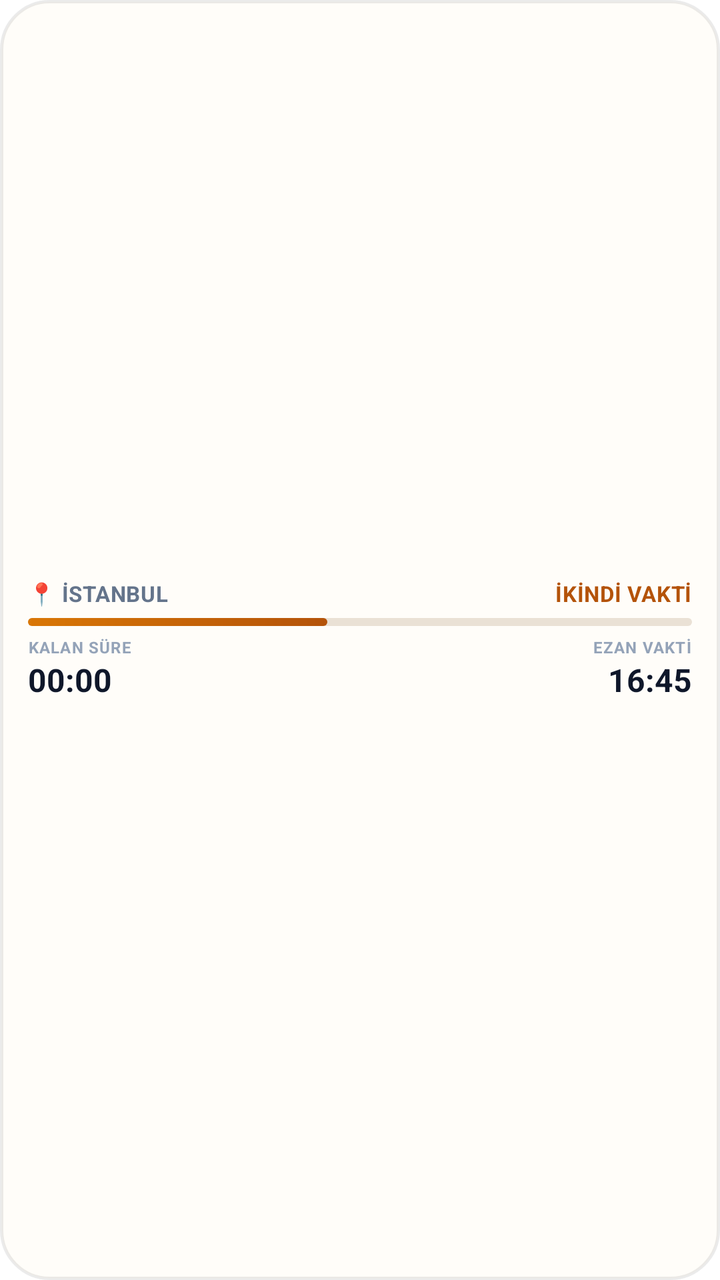
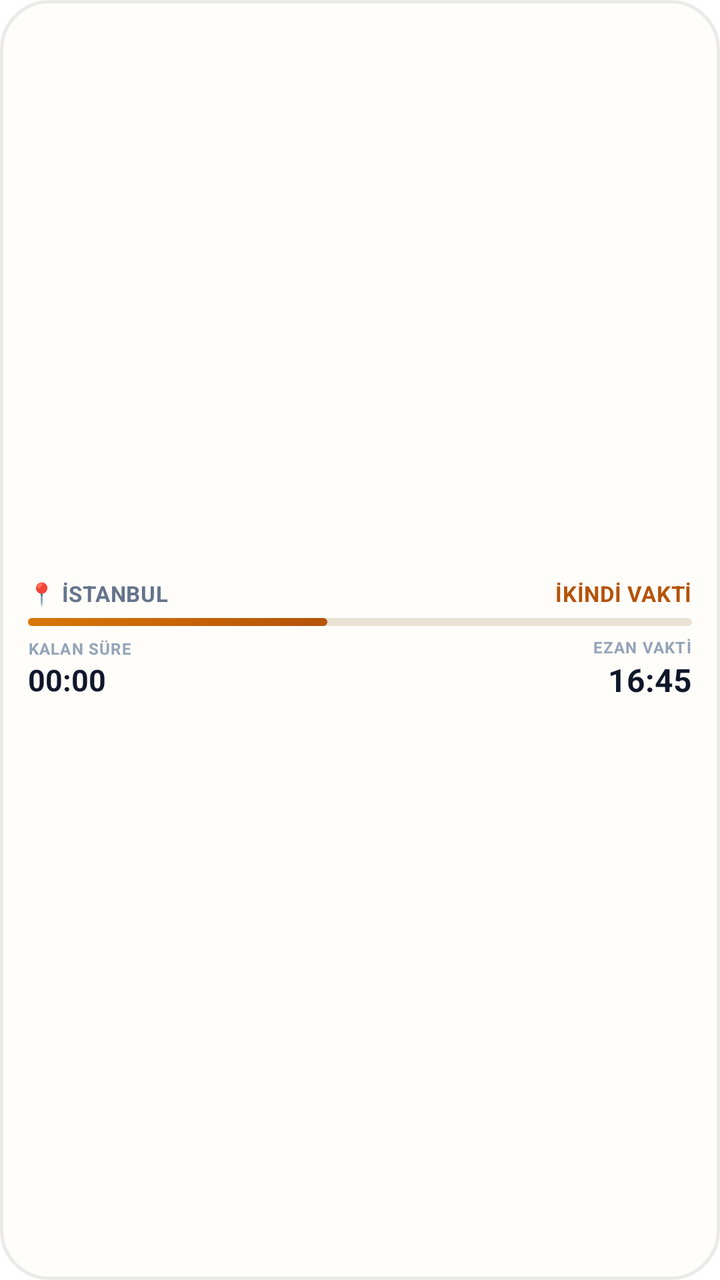

Before-and-after screenshots of an Android layout around one commit, followed by the original layout XML and the change that was made.
<!-- AndroidManifest.xml: fallback theme Theme.MaterialComponents.DayNight.NoActionBar -->
<!-- res/layout/widget_prayer_next.xml -->
<?xml version="1.0" encoding="utf-8"?>
<LinearLayout xmlns:android="http://schemas.android.com/apk/res/android"
    android:id="@+id/widget_root_layout"
    android:layout_width="match_parent"
    android:layout_height="match_parent"
    android:background="@drawable/widget_prayer_card_bg"
    android:orientation="vertical"
    android:gravity="center_vertical"
    android:paddingHorizontal="14dp"
    android:paddingVertical="7dp"
    android:clickable="true"
    android:focusable="true">

    
    <LinearLayout
        android:layout_width="match_parent"
        android:layout_height="wrap_content"
        android:orientation="horizontal"
        android:gravity="center_vertical">

        <TextView
            android:id="@+id/widget_city"
            android:layout_width="0dp"
            android:layout_height="wrap_content"
            android:layout_weight="1"
            android:text="📍 İSTANBUL"
            android:textColor="@color/widget_prayer_city"
            android:textSize="11sp"
            android:textStyle="bold"
            android:letterSpacing="0.02"
            android:singleLine="true"
            android:ellipsize="end" />

        <TextView
            android:id="@+id/widget_prayer_name"
            android:layout_width="wrap_content"
            android:layout_height="wrap_content"
            android:text="İKİNDİ VAKTİ"
            android:textColor="@color/widget_prayer_title"
            android:textSize="11sp"
            android:textStyle="bold"
            android:letterSpacing="0.02"
            android:singleLine="true" />
    </LinearLayout>

    
    <ProgressBar
        android:id="@+id/widget_prayer_progress"
        style="?android:attr/progressBarStyleHorizontal"
        android:layout_width="match_parent"
        android:layout_height="4dp"
        android:layout_marginTop="5dp"
        android:layout_marginBottom="5dp"
        android:max="100"
        android:progress="45"
        android:progressDrawable="@drawable/widget_prayer_progress" />

    
    <LinearLayout
        android:layout_width="match_parent"
        android:layout_height="wrap_content"
        android:orientation="horizontal"
        android:gravity="center_vertical">

        <LinearLayout
            android:layout_width="0dp"
            android:layout_height="wrap_content"
            android:layout_weight="1"
            android:orientation="vertical">

            <TextView
                android:layout_width="wrap_content"
                android:layout_height="wrap_content"
                android:text="KALAN SÜRE"
                android:textColor="@color/widget_prayer_subtitle"
                android:textSize="8sp"
                android:textStyle="bold"
                android:letterSpacing="0.05"
                android:singleLine="true" />

            <Chronometer
                android:id="@+id/widget_next_prayer_countdown"
                android:layout_width="wrap_content"
                android:layout_height="wrap_content"
                android:textColor="@color/widget_prayer_time_color"
                android:textSize="16sp"
                android:textStyle="bold"
                android:countDown="true" />
        </LinearLayout>

        <LinearLayout
            android:layout_width="wrap_content"
            android:layout_height="wrap_content"
            android:gravity="end"
            android:orientation="vertical">

            <TextView
                android:layout_width="wrap_content"
                android:layout_height="wrap_content"
                android:text="EZAN VAKTİ"
                android:textColor="@color/widget_prayer_subtitle"
                android:textSize="8sp"
                android:textStyle="bold"
                android:letterSpacing="0.05"
                android:singleLine="true" />

            <TextView
                android:id="@+id/widget_next_prayer_time"
                android:layout_width="wrap_content"
                android:layout_height="wrap_content"
                android:text="16:45"
                android:textColor="@color/widget_prayer_time_color"
                android:textSize="16sp"
                android:textStyle="bold"
                android:singleLine="true" />
        </LinearLayout>
    </LinearLayout>

</LinearLayout>
<!-- resources referenced by this layout -->
<resources>
  <color name="widget_prayer_city">#64748B</color>
  <color name="widget_prayer_subtitle">#94A3B8</color>
  <color name="widget_prayer_time_color">#0F172A</color>
  <color name="widget_prayer_title">#B45309</color>
  <!-- drawable widget_prayer_card_bg (drawable) -->
  <?xml version="1.0" encoding="utf-8"?>
  <shape xmlns:android="http://schemas.android.com/apk/res/android"
      android:shape="rectangle">
      <corners android:radius="24dp" />
      <solid android:color="@color/widget_prayer_card_bg" />
      <stroke
          android:width="1.5dp"
          android:color="@color/widget_prayer_card_border" />
  </shape>
  <!-- drawable widget_prayer_progress (drawable) -->
  <?xml version="1.0" encoding="utf-8"?>
  <layer-list xmlns:android="http://schemas.android.com/apk/res/android">
      
      <item android:id="@android:id/background">
          <shape android:shape="rectangle">
              <corners android:radius="6dp" />
              <solid android:color="@color/widget_prayer_progress_track" />
          </shape>
      </item>
      
      <item android:id="@android:id/progress">
          <scale android:scaleWidth="100%">
              <shape android:shape="rectangle">
                  <corners android:radius="6dp" />
                  <gradient
                      android:angle="0"
                      android:startColor="@color/widget_prayer_progress_fill"
                      android:endColor="@color/widget_prayer_title" />
              </shape>
          </scale>
      </item>
  </layer-list>
  <color name="widget_prayer_card_bg">#FFFDF9</color>
  <color name="widget_prayer_card_border">#14000000</color>
  <color name="widget_prayer_progress_track">#EAE1D5</color>
  <color name="widget_prayer_progress_fill">#D97706</color>
</resources>

<!-- the commit's change to res/layout/widget_prayer_next.xml (unified diff, before → after) -->
@@ -83,9 +83,10 @@
                 android:layout_width="wrap_content"
                 android:layout_height="wrap_content"
                 android:textColor="@color/widget_prayer_time_color"
-                android:textSize="16sp"
+                android:textSize="15sp"
                 android:textStyle="bold"
-                android:countDown="true" />
+                android:countDown="true"
+                android:singleLine="true" />
         </LinearLayout>
 
         <LinearLayout
